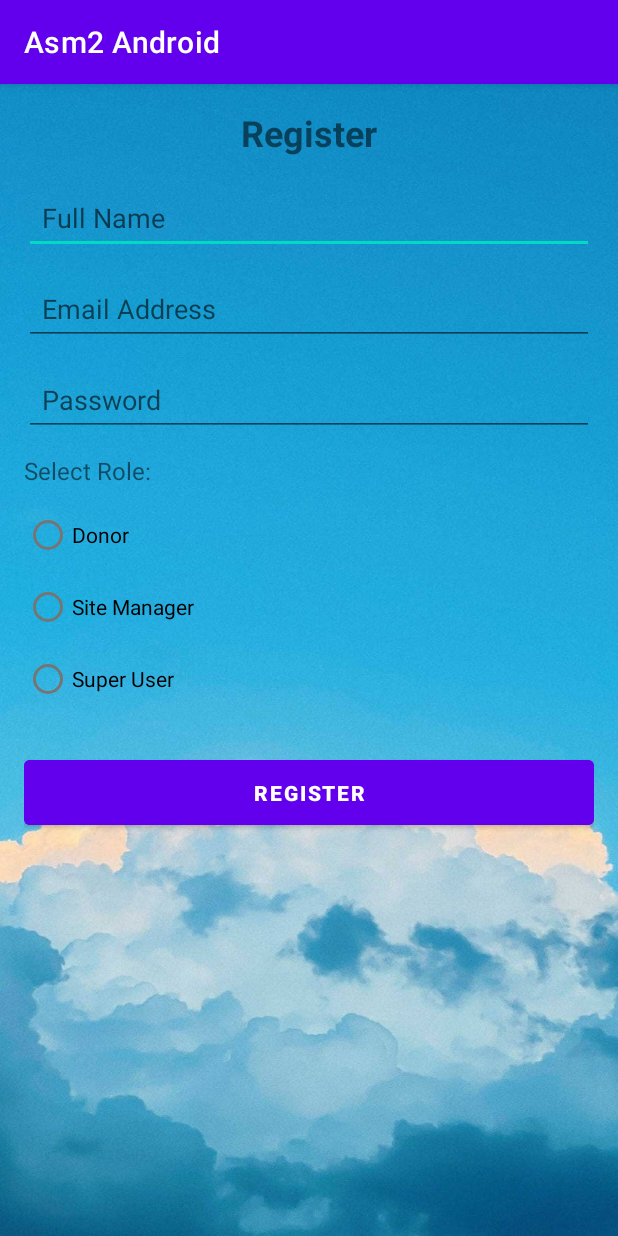
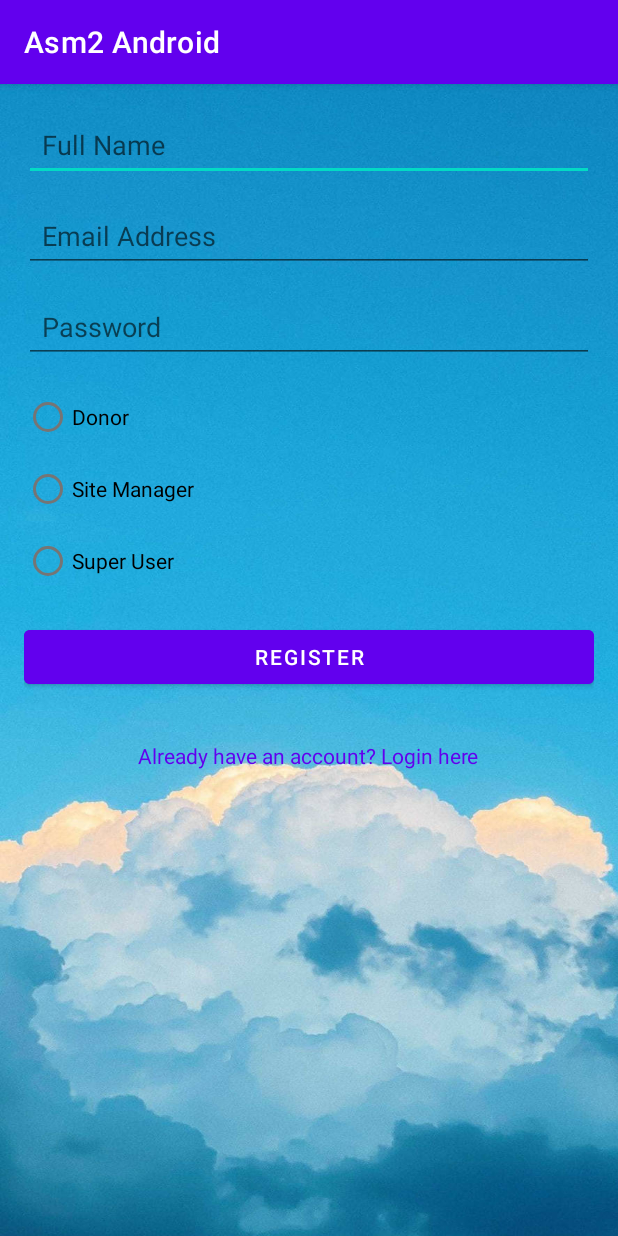
Before and after one commit to Quanoscar09/Asm2Android, an Android app: the RegisterActivity screen opened directly, with no data from a screen before it, after a tap on "REGISTER", on a phone screen of 412 x 824 dp. Run offline under Robolectric (Android 15) with nearby library versions, the phone set to English and light mode, and no system bars; our stand-ins replace Firebase (no records; nobody signed in at launch, a user with empty details on screens opened directly).

Commit message:
register update

```diff
--- a/app/src/main/java/com/example/asm2android/RegisterActivity.java
+++ b/app/src/main/java/com/example/asm2android/RegisterActivity.java
@@ -1,14 +1,12 @@
 package com.example.asm2android;
 
-import android.content.Context;
-import android.net.ConnectivityManager;
-import android.net.NetworkInfo;
+import android.content.Intent;
 import android.os.Bundle;
 import android.util.Log;
 import android.widget.Button;
 import android.widget.EditText;
-import android.widget.RadioButton;
 import android.widget.RadioGroup;
+import android.widget.TextView;
 import android.widget.Toast;
 
 import androidx.appcompat.app.AppCompatActivity;
@@ -19,80 +17,39 @@ import com.google.firebase.database.FirebaseDatabase;
 
 public class RegisterActivity extends AppCompatActivity {
 
-    private FirebaseAuth mAuth;
     private EditText nameInput, emailInput, passwordInput;
     private RadioGroup roleGroup;
+    private TextView loginRedirectText;
+    private Button registerButton;
 
     @Override
     protected void onCreate(Bundle savedInstanceState) {
         super.onCreate(savedInstanceState);
         setContentView(R.layout.activity_register);
 
-        mAuth = FirebaseAuth.getInstance();
-
+        // Initialize UI components
         nameInput = findViewById(R.id.nameInput);
         emailInput = findViewById(R.id.emailInput);
         passwordInput = findViewById(R.id.passwordInput);
         roleGroup = findViewById(R.id.roleGroup);
-        Button registerButton = findViewById(R.id.registerButton);
+        registerButton = findViewById(R.id.registerButton);
+        loginRedirectText = findViewById(R.id.loginRedirectText);
 
-        registerButton.setOnClickListener(v -> registerUser());
-    }
-
-    private void registerUser() {
-        String name = nameInput.getText().toString().trim();
-        String email = emailInput.getText().toString().trim();
-        String password = passwordInput.getText().toString().trim();
-        int selectedRoleId = roleGroup.getCheckedRadioButtonId();
-        RadioButton selectedRoleButton = findViewById(selectedRoleId);
-
-        // Validate inputs
-        if (name.isEmpty() || email.isEmpty() || password.isEmpty() || selectedRoleButton == null) {
-            Toast.makeText(this, "Please fill in all fields", Toast.LENGTH_SHORT).show();
-            return;
+        // Debugging: Ensure all views are initialized
+        if (loginRedirectText == null) {
+            Log.e("RegisterActivity", "loginRedirectText is null. Check XML ID.");
         }
 
-        if (!android.util.Patterns.EMAIL_ADDRESS.matcher(email).matches()) {
-            Toast.makeText(this, "Please enter a valid email address", Toast.LENGTH_SHORT).show();
-            return;
-        }
+        // Set click listener for login redirect
+        loginRedirectText.setOnClickListener(v -> {
+            Intent intent = new Intent(RegisterActivity.this, LoginActivity.class);
+            startActivity(intent);
+        });
 
-        if (password.length() < 6) {
-            Toast.makeText(this, "Password must be at least 6 characters long", Toast.LENGTH_SHORT).show();
-            return;
-        }
-
-        if (!isInternetAvailable()) {
-            Toast.makeText(this, "No internet connection", Toast.LENGTH_SHORT).show();
-            return;
-        }
-
-        String role = selectedRoleButton.getText().toString();
-
-        mAuth.createUserWithEmailAndPassword(email, password).addOnCompleteListener(task -> {
-            if (task.isSuccessful()) {
-                Log.d("RegisterActivity", "User registered successfully: " + mAuth.getCurrentUser().getUid());
-                DatabaseReference userRef = FirebaseDatabase.getInstance().getReference("users").child(mAuth.getCurrentUser().getUid());
-                userRef.setValue(new User(name, email, role)).addOnCompleteListener(userTask -> {
-                    if (userTask.isSuccessful()) {
-                        Log.d("RegisterActivity", "User data saved successfully");
-                        Toast.makeText(this, "Registration successful!", Toast.LENGTH_SHORT).show();
-                        finish();
-                    } else {
-                        Log.e("RegisterActivity", "Error saving user data", userTask.getException());
-                        Toast.makeText(this, "Error saving user data: " + userTask.getException().getMessage(), Toast.LENGTH_SHORT).show();
-                    }
-                });
-            } else {
-                Log.e("RegisterActivity", "Registration failed", task.getException());
-                Toast.makeText(this, "Registration failed: " + task.getException().getMessage(), Toast.LENGTH_SHORT).show();
-            }
+        // Set click listener for the register button
+        registerButton.setOnClickListener(v -> {
+            Toast.makeText(RegisterActivity.this, "Register button clicked!", Toast.LENGTH_SHORT).show();
+            // Add your registration logic here
         });
     }
-
-    private boolean isInternetAvailable() {
-        ConnectivityManager cm = (ConnectivityManager) getSystemService(Context.CONNECTIVITY_SERVICE);
-        NetworkInfo activeNetwork = cm.getActiveNetworkInfo();
-        return activeNetwork != null && activeNetwork.isConnectedOrConnecting();
-    }
 }
--- a/app/src/main/res/layout/activity_register.xml
+++ b/app/src/main/res/layout/activity_register.xml
@@ -6,17 +6,6 @@
     android:orientation="vertical"
     android:padding="16dp"
     android:background="@drawable/pic2">
-
-  <!-- Title -->
-  <TextView
-      android:id="@+id/registerTitle"
-      android:layout_width="match_parent"
-      android:layout_height="wrap_content"
-      android:text="Register"
-      android:textSize="24sp"
-      android:textStyle="bold"
-      android:gravity="center"
-      android:paddingBottom="16dp" />
 
   <!-- Name Input -->
   <EditText
@@ -48,34 +37,22 @@
       android:padding="12dp"
       android:layout_marginBottom="12dp" />
 
-  <!-- Role Selection -->
-  <TextView
-      android:id="@+id/roleLabel"
-      android:layout_width="match_parent"
-      android:layout_height="wrap_content"
-      android:text="Select Role:"
-      android:textSize="16sp"
-      android:paddingBottom="8dp" />
-
+  <!-- Role Group -->
   <RadioGroup
       android:id="@+id/roleGroup"
       android:layout_width="match_parent"
       android:layout_height="wrap_content"
-      android:orientation="vertical"
-      android:paddingBottom="16dp">
-
+      android:layout_marginBottom="16dp">
     <RadioButton
         android:id="@+id/roleDonor"
         android:layout_width="wrap_content"
         android:layout_height="wrap_content"
         android:text="Donor" />
-
     <RadioButton
         android:id="@+id/roleManager"
         android:layout_width="wrap_content"
         android:layout_height="wrap_content"
         android:text="Site Manager" />
-
     <RadioButton
         android:id="@+id/roleSuperUser"
         android:layout_width="wrap_content"
@@ -89,10 +66,19 @@
       android:layout_width="match_parent"
       android:layout_height="wrap_content"
       android:text="Register"
-      android:textStyle="bold"
       android:backgroundTint="@color/purple_500"
       android:textColor="@android:color/white"
-      android:padding="12dp"
-      android:layout_marginTop="8dp" />
+      android:layout_marginBottom="16dp" />
 
+  <!-- Login Redirect -->
+  <TextView
+      android:id="@+id/loginRedirectText"
+      android:layout_width="wrap_content"
+      android:layout_height="wrap_content"
+      android:text="Already have an account? Login here"
+      android:layout_marginTop="16dp"
+      android:gravity="center"
+      android:textColor="@color/purple_500"
+      android:textSize="14sp"
+      android:layout_gravity="center_horizontal" />
 </LinearLayout>
```
